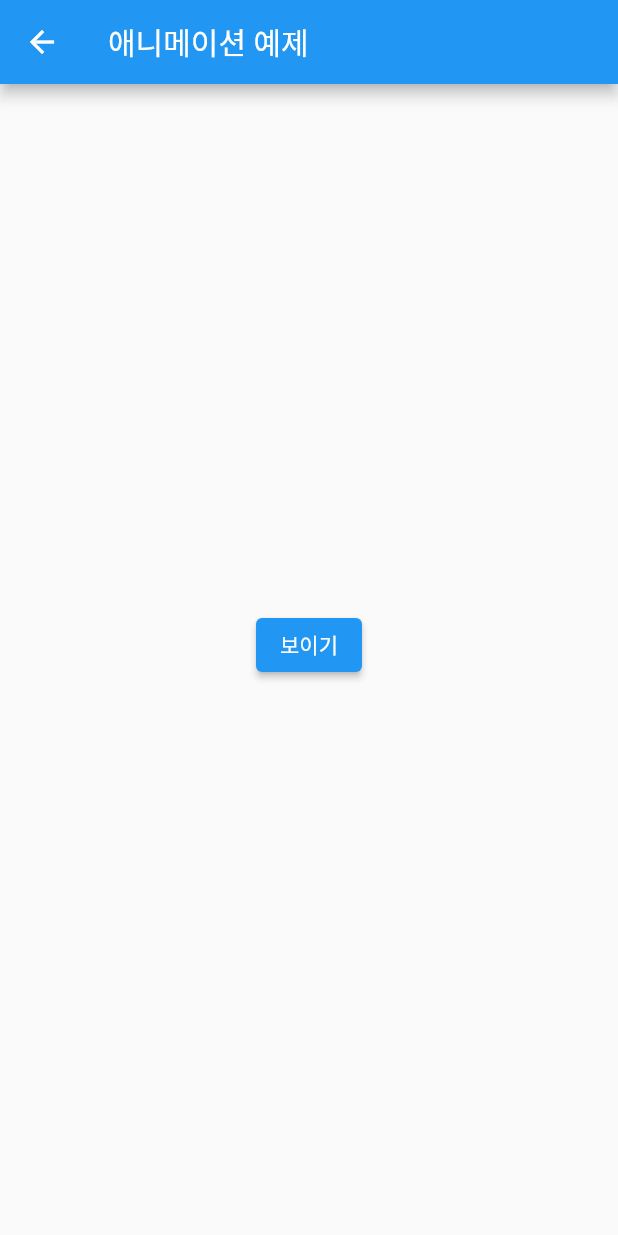
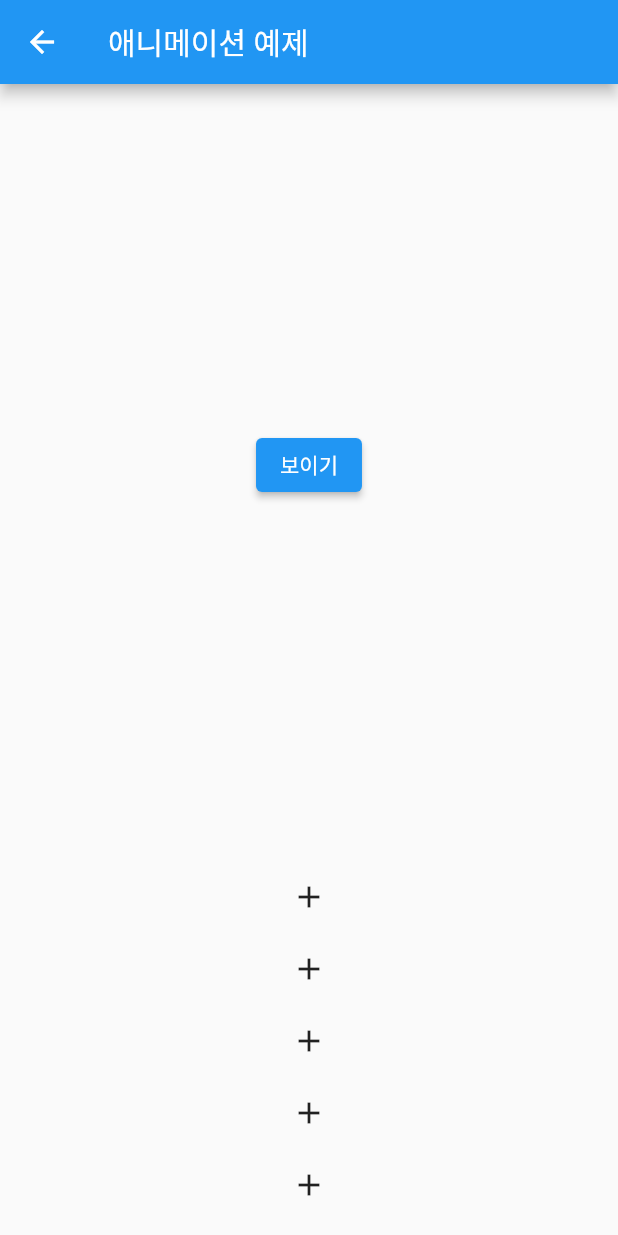
Before and after one commit to lcs9912/flutter_teamPro_indieSpot, a Flutter app: the AnimationExample screen opened directly, on a phone screen of 412 x 824 dp. Run offline on Flutter 3.47's test engine with Material 2 defaults, Android fonts, the phone set to English and light mode, and no system bars; our stand-ins replace cached_network_image, cloud_firestore, firebase_core, firebase_storage, flutter_rating_bar, flutter_speed_dial and 5 more; missing offline and left inert: flutter_image, iamport_flutter; accounts and stored records are empty; Roboto replaces fonts that are missing (Noto_Serif_KR).

Commit message:
애니메이션 예제2

```diff
--- a/lib/aniTest.dart
+++ b/lib/aniTest.dart
@@ -32,7 +32,6 @@ class _AnimationExampleState extends State<AnimationExample> with SingleTickerPr
           mainAxisAlignment: MainAxisAlignment.center,
           children: <Widget>[
             ElevatedButton(
-              child: Text(_isVisible ? '숨기기' : '보이기'),
               onPressed: () {
                 if (!_isVisible) {
                   _controller.forward(); // 애니메이션 시작
@@ -43,27 +42,31 @@ class _AnimationExampleState extends State<AnimationExample> with SingleTickerPr
                   _isVisible = !_isVisible;
                 });
               },
+              child: Text(_isVisible ? '숨기기' : '보이기'),
             ),
-            _isVisible
-                ? ScaleTransition(
-              scale: _controller.drive(
-                Tween<double>(
-                  begin: 0.0,
-                  end: 1.0,
-                ),
-              ),
-              child: Container(
-                width: 200,
-                height: 200,
-                color: Colors.blue,
-              ),
-            )
-                : Container(), // 또는 SizedBox.shrink() 사용
+            SlideTransition(
+              position: Tween<Offset>(
+                begin: Offset(0, 1), // 시작 위치 (아래)
+                end: Offset(0, 0),  // 끝 위치 (0으로 이동)
+              ).animate(_controller),
+              child: _icon(), // _icon 위젯을 SlideTransition으로 감쌈
+            ),
             SizedBox(height: 20),
-
           ],
         ),
       ),
+    );
+  }
+
+  Widget _icon() {
+    return Column(
+      children: [
+        IconButton(onPressed: () {}, icon: Icon(Icons.add)),
+        IconButton(onPressed: () {}, icon: Icon(Icons.add)),
+        IconButton(onPressed: () {}, icon: Icon(Icons.add)),
+        IconButton(onPressed: () {}, icon: Icon(Icons.add)),
+        IconButton(onPressed: () {}, icon: Icon(Icons.add)),
+      ],
     );
   }
 
```
